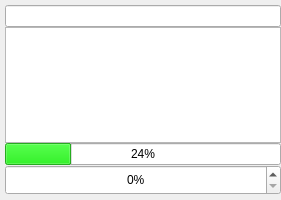
Before: the Qt Designer form gui/gui/core/framework/nodepicker.ui in einsteinly/CAUV_old_software, drawn with Qt 5.
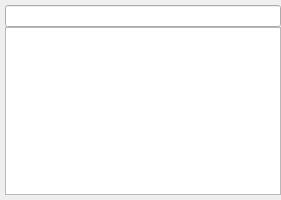
After: the same form once the commit is applied. Custom widgets are drawn as their Qt base class.

What changed in the file:
```diff
--- a/gui/gui/core/framework/nodepicker.ui
+++ b/gui/gui/core/framework/nodepicker.ui
@@ -66,94 +66,6 @@
      </attribute>
     </widget>
    </item>
-   <item>
-    <widget class="QProgressBar" name="progressBar">
-     <property name="palette">
-      <palette>
-       <active>
-        <colorrole role="Highlight">
-         <brush brushstyle="SolidPattern">
-          <color alpha="255">
-           <red>53</red>
-           <green>240</green>
-           <blue>43</blue>
-          </color>
-         </brush>
-        </colorrole>
-       </active>
-       <inactive>
-        <colorrole role="Highlight">
-         <brush brushstyle="SolidPattern">
-          <color alpha="255">
-           <red>53</red>
-           <green>240</green>
-           <blue>43</blue>
-          </color>
-         </brush>
-        </colorrole>
-       </inactive>
-       <disabled>
-        <colorrole role="Highlight">
-         <brush brushstyle="SolidPattern">
-          <color alpha="255">
-           <red>240</red>
-           <green>240</green>
-           <blue>240</blue>
-          </color>
-         </brush>
-        </colorrole>
-       </disabled>
-      </palette>
-     </property>
-     <property name="value">
-      <number>24</number>
-     </property>
-    </widget>
-   </item>
-   <item>
-    <widget class="QSpinBox" name="spinBox">
-     <property name="minimumSize">
-      <size>
-       <width>0</width>
-       <height>30</height>
-      </size>
-     </property>
-     <property name="styleSheet">
-      <string notr="true"> /*QSpinBox {
-     border-width: 1px;
-     height: 30px;
-     border: 1px solid #939393;
-     background-color: #e8e8e8;
-     border-radius: 15px;
-     text-align: center;
- }
-
- 
-QSpinBox::down-button,
-QSpinBox::up-button {
-     subcontrol-origin: border;
-     subcontrol-position: center right; 
-     width: 20px;
-     height: 20px;
-	 background-color: rgb(255, 41, 137);
-     margin-right: 5px;
-     margin-left: 5px;
-     border-width: 10px;
-    border-radius: 10px;
- }
-
-QSpinBox::down-button {
-     subcontrol-position: center left; 
-}*/</string>
-     </property>
-     <property name="alignment">
-      <set>Qt::AlignCenter</set>
-     </property>
-     <property name="suffix">
-      <string>%</string>
-     </property>
-    </widget>
-   </item>
   </layout>
  </widget>
  <customwidgets>
```
